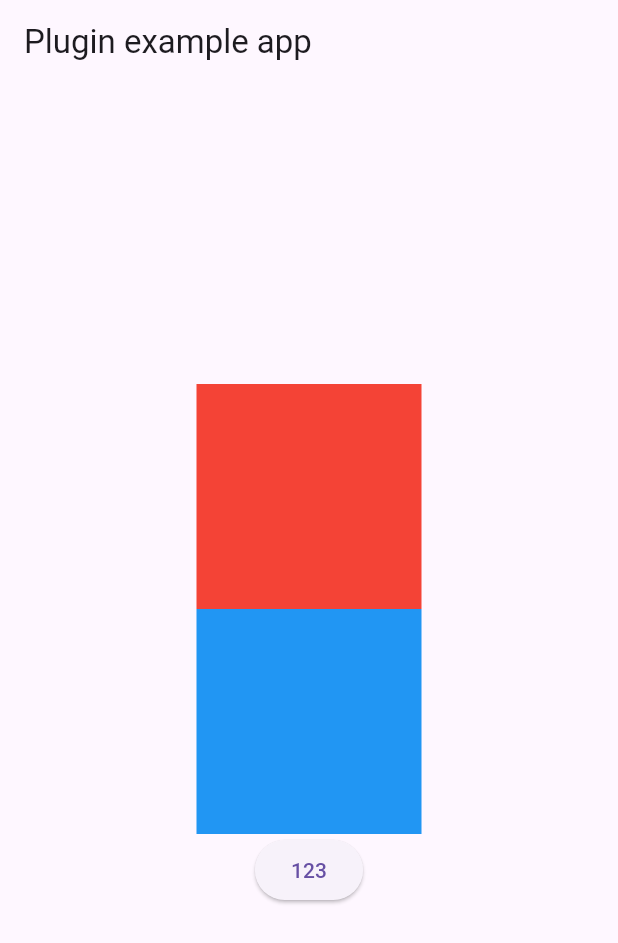
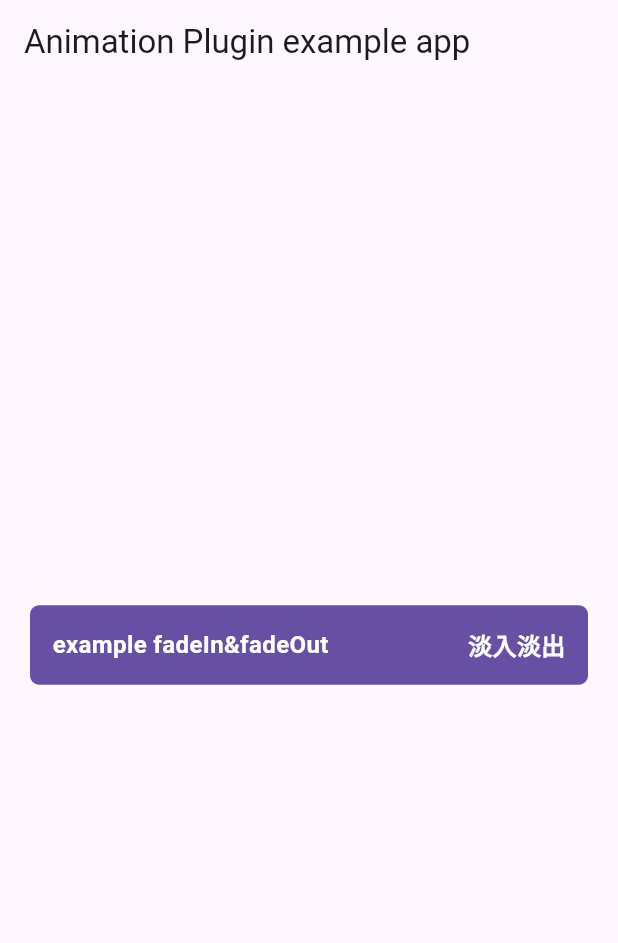
Before and after one commit to 7-bit11/extension_animation, a Flutter app: the screen it shows after launch, on a phone screen of 412 x 824 dp. Shown: the top 943 px of the screen. Run offline on Flutter 3.47's test engine with Material 3 defaults, Android fonts, the phone set to English and light mode, and no system bars.

Commit message:
✨ feat(新增fadein out列子  ):

```diff
--- a/example/lib/main.dart
+++ b/example/lib/main.dart
@@ -1,5 +1,7 @@
 import 'package:extension_animation/extension/animation_extension.dart';
+import 'package:extension_animation_example/page/fade_example.dart';
 import 'package:flutter/material.dart';
+import 'package:flutter/widgets.dart';
 
 void main() {
   runApp(const MyApp());
@@ -18,65 +20,57 @@ class _MyAppState extends State<MyApp> {
     super.initState();
   }
 
-  bool _isVisible = true;
-
-  AnimationController? controller;
   @override
   Widget build(BuildContext context) {
-    return MaterialApp(
-      home: Scaffold(
-        appBar: AppBar(
-          title: const Text('Plugin example app'),
-        ),
-        body: Center(
+    return const MaterialApp(
+      home: HomePage(),
+    );
+  }
+}
+
+class HomePage extends StatefulWidget {
+  const HomePage({super.key});
+
+  @override
+  State<HomePage> createState() => _HomePageState();
+}
+
+class _HomePageState extends State<HomePage> {
+  _buildItem(String nameEn, String nameCn, void Function()? onTap) {
+    TextStyle style = const TextStyle(
+        color: Colors.white, fontSize: 16, fontWeight: FontWeight.bold);
+    return GestureDetector(
+      onTap: onTap,
+      child: Container(
+          padding: const EdgeInsets.all(15),
+          decoration: BoxDecoration(
+              color: Theme.of(context).primaryColor,
+              borderRadius: BorderRadius.circular(6)),
+          child: Row(
+            mainAxisAlignment: MainAxisAlignment.spaceBetween,
+            children: [Text(nameEn, style: style), Text(nameCn, style: style)],
+          )),
+    );
+  }
+
+  @override
+  Widget build(BuildContext context) {
+    return Scaffold(
+      appBar: AppBar(
+        title: const Text('Animation Plugin example app'),
+      ),
+      body: Center(
+        child: Padding(
+          padding: const EdgeInsets.all(20.0),
           child: Column(
             mainAxisAlignment: MainAxisAlignment.center,
             children: [
-              _isVisible
-                  ? Container(
-                      width: 150,
-                      height: 150,
-                      color: Colors.red,
-                    )
-                      .fadeIn(
-
-                          ///动画时间
-                          duration: const Duration(seconds: 1),
-                          //延迟时间
-                          delay: const Duration(seconds: 1),
-                          //动画曲线
-                          curve: Curves.easeInOut)
-                      .fadeOut(onCreate: (controller) {
-                      this.controller = controller;
-                      debugPrint("初始化成功！！！！");
-                    })
-                  : const Text(
-                      'Hello, World!',
-                      style: TextStyle(color: Colors.red),
-                    ).fadeIn(),
-              Container(
-                width: 150,
-                height: 150,
-                color: Colors.blue,
-              ).sildeUp(),
-              ElevatedButton(
-                onPressed: () async {
-                  await controller?.forward().then((_) {
-                    debugPrint("动画执行成功！！");
-                  });
-                  controller = null;
-
-                  //await Future.delayed(Duration(seconds: 2));
-                  // setState(() {
-                  //   _hide = false;
-                  //   _hide = true;
-                  // });
-                  setState(() {
-                    _isVisible = !_isVisible;
-                  });
-                },
-                child: Text("123"),
-              ),
+              _buildItem("example fadeIn&fadeOut", "淡入淡出", () {
+                Navigator.push(
+                  context,
+                  MaterialPageRoute(builder: (_) => const FadeExamplePage()),
+                );
+              }),
               const SizedBox(
                 height: 20,
               ),
```
Also changed, not shown: example/lib/page/fade_example.dart (added, +62 -0 lines), lib/animations/slide/animated_slide_down.dart (added, +58 -0 lines), lib/extension/animation_extension.dart (+15 -1 lines), lib/animations/slide/animated_slide_up.dart (renamed from lib/animations/slide/animated_slide.dart).
